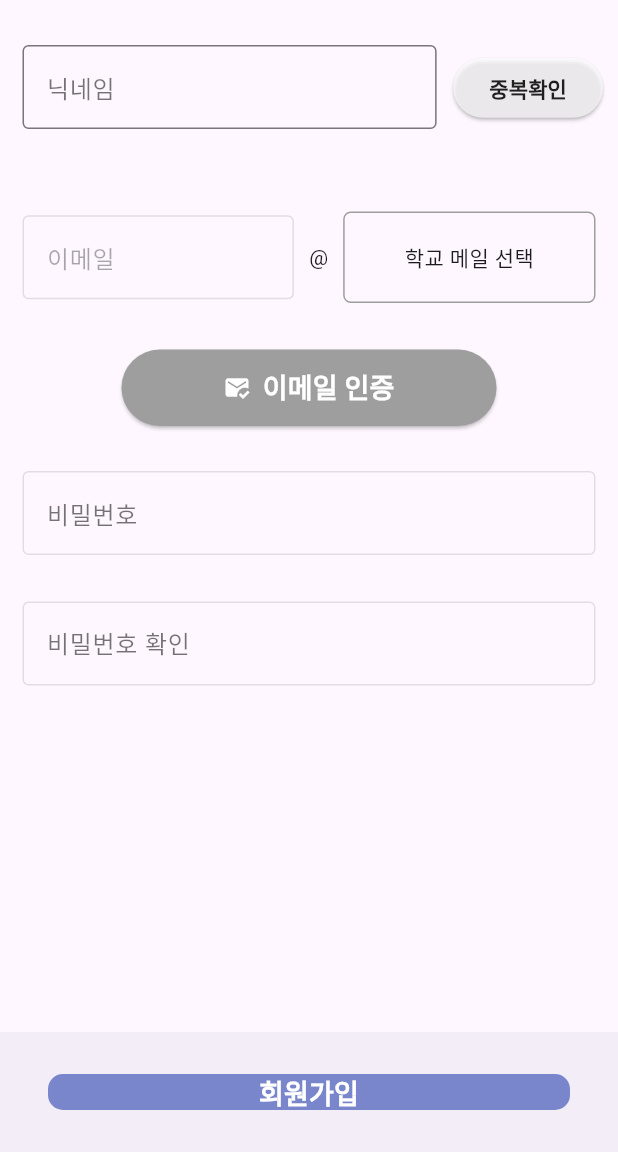
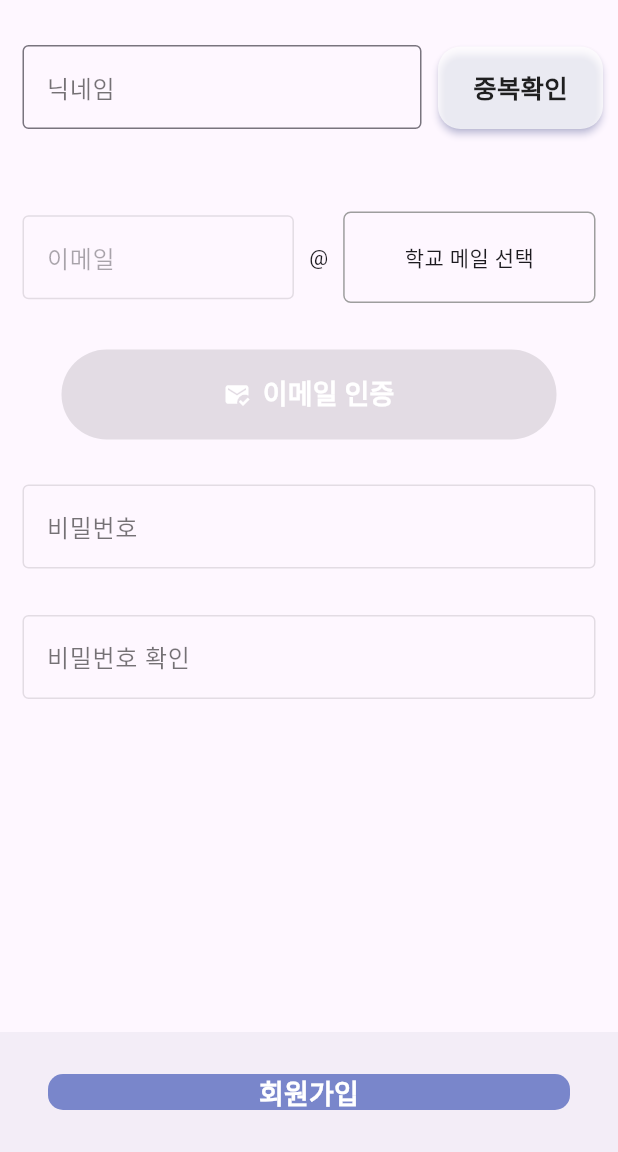
Before and after one commit to dlwlwns52/OnTheWay, a Flutter app: the CreateAccount screen opened directly, on a phone screen of 412 x 824 dp, the part 84-1236 px from its top. Run offline on Flutter 3.47's test engine with Material 3 defaults, Android fonts, the phone set to English and light mode, and no system bars; our stand-ins replace auto_size_text, cloud_firestore, firebase_auth, firebase_core, firebase_messaging, firebase_storage and 7 more; missing offline and left inert: kakao_map_plugin; accounts and stored records are empty; project files that could hold a hidden picture were left out.

```diff
--- a/lib/CreateAccount/CreateAccount.dart
+++ b/lib/CreateAccount/CreateAccount.dart
@@ -30,6 +30,9 @@ class _CreateAccountState extends State<CreateAccount> with WidgetsBindingObserv
   bool _isNicknameAvailable = false; // 입력 필드 활성화 여부 설정
   String _buttonText = '중복확인';
   Color _buttonColor = Colors.white70;
+  Color _buttonTextColor = Colors.black87;
+
+
   String? _usernicknameErrorText; // 닉네임 제한 ( 영문 대소문자 알파벳, 한글 음절, 일반적인 하이픈 기호, 그리고 숫자를 모두 허용)
   String? _userpasswordErrorText; // password 제한 (비밀번호는 8~16자의 영문 대/소문자, 숫자, 특수문자를 사용 가능)
   String? _confirmPasswordErrorText; // password 와 동일한가 확인
@@ -334,6 +337,7 @@ class _CreateAccountState extends State<CreateAccount> with WidgetsBindingObserv
         setState(() {
           _buttonText = '사용가능';
           _buttonColor = Colors.indigo[200] ?? Colors.indigoAccent;
+          // _buttonTextColor = Colors.white; // 텍스트 색상 변경
           _isNicknameAvailable = true;
         });
 
@@ -518,14 +522,25 @@ class _CreateAccountState extends State<CreateAccount> with WidgetsBindingObserv
         Container(
           padding: const EdgeInsets.fromLTRB(1, 1, 10, 25),
           child: ElevatedButton(
-            style: ButtonStyle(
-              alignment: Alignment.center,
-              backgroundColor: MaterialStateProperty.all(_buttonColor),
+            style: ElevatedButton.styleFrom(
+              primary: _buttonColor,
+              onPrimary: _buttonTextColor,
+              minimumSize: Size(110, 55),
+              shape: RoundedRectangleBorder(
+                borderRadius: BorderRadius.circular(15.0),
+              ),
+              elevation: 2,
+              shadowColor: Colors.indigo.withOpacity(0.5),
+              padding: EdgeInsets.symmetric(horizontal: 20, vertical: 12),
             ),
             child: Text(
               _buttonText,
               textAlign: TextAlign.center,
-              style: TextStyle(color: Colors.black87, fontWeight: FontWeight.bold),
+              style: TextStyle(
+                color: _buttonTextColor,
+                fontWeight: FontWeight.bold,
+                fontSize: 17,
+              ),
             ),
             onPressed: _checkNicknameAvailabilityAndValidate,
           ),
@@ -577,9 +592,10 @@ class _CreateAccountState extends State<CreateAccount> with WidgetsBindingObserv
 
   Widget _buildEmailCheck() {
     return Container(
-      width: 250,
+      width: 330,
+      height: 60,
       child: ElevatedButton.icon(
-          onPressed: _signInWithGoogle,
+          onPressed: _emailUserController.text.isNotEmpty ? _signInWithGoogle : null,
           icon: Icon(Icons.mark_email_read, color: Colors.white),
           label: Text(
             '이메일 인증',
```
Also changed, not shown: 3 other files.
